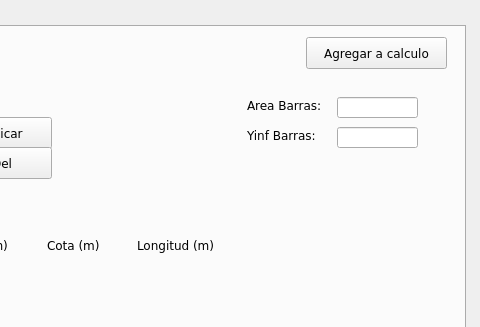
Qt form ui_files/herramienta_trapecios_v12.ui (Sady-Guzman/herramienta_practica) before a commit; both pictures show x 645 to 1125 and y 0 to 327 of the 1125 by 680 pixel window.
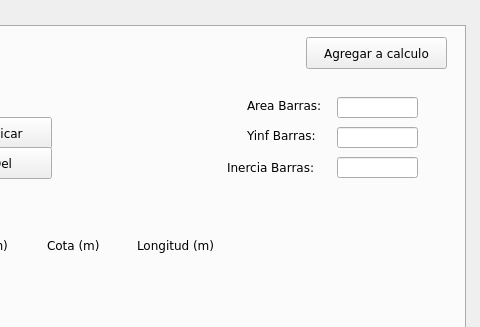
The same form after that commit.

Commit message: implementa calculod e inercia para barras corrugadas Armadura pasiva.

Diff of the .ui file:
```diff
--- a/ui_files/herramienta_trapecios_v12.ui
+++ b/ui_files/herramienta_trapecios_v12.ui
@@ -1266,6 +1266,29 @@
       </rect>
      </property>
     </widget>
+    <widget class="QLineEdit" name="tab3_line_inercia_barras">
+     <property name="geometry">
+      <rect>
+       <x>970</x>
+       <y>130</y>
+       <width>81</width>
+       <height>21</height>
+      </rect>
+     </property>
+    </widget>
+    <widget class="QLabel" name="tab3_label_inercia_barras">
+     <property name="geometry">
+      <rect>
+       <x>860</x>
+       <y>130</y>
+       <width>101</width>
+       <height>20</height>
+      </rect>
+     </property>
+     <property name="text">
+      <string>Inercia Barras:</string>
+     </property>
+    </widget>
    </widget>
    <widget class="QWidget" name="tab_4">
     <attribute name="title">
```
The commit also changes 2 other files.
